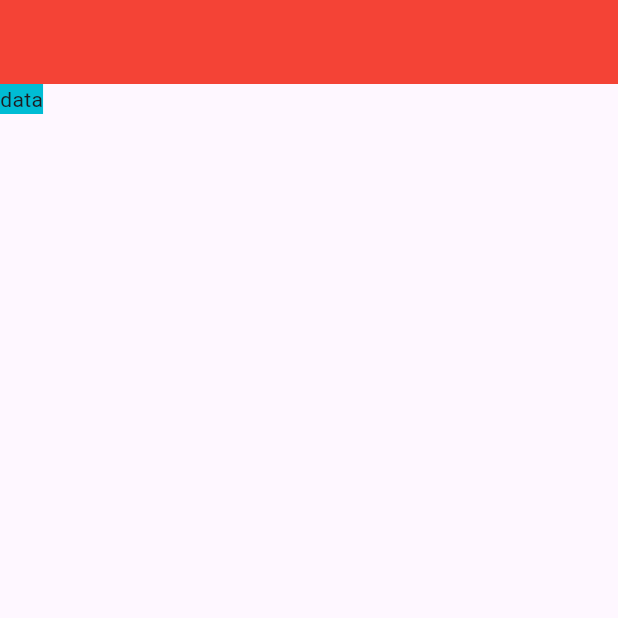
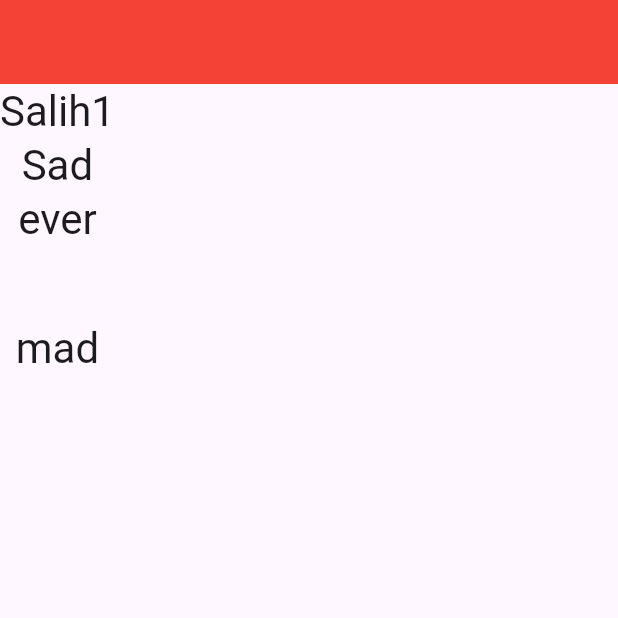
Before and after one commit to muhammetsalihaslan/firstflutterproject, a Flutter app: the screen it shows after launch, on a phone screen of 412 x 824 dp, the top half of it. Run offline on Flutter 3.47's test engine with Material 3 defaults, Android fonts, the phone set to English and light mode, and no system bars.

Commit message:
statelesswidget

```diff
--- /dev/null
+++ b/flutter_application_1/lib/101/stateless_learn.dart
@@ -0,0 +1,37 @@
+import 'package:flutter/material.dart';
+
+class StatelessLearn extends StatelessWidget {
+  const StatelessLearn({super.key});
+  @override
+  Widget build(BuildContext context) {
+    return Scaffold(
+        appBar: AppBar(),
+        body: Column(
+          children: [
+            const TitleTextWidget(title: "Salih1"),
+            const TitleTextWidget(title: "Sad"),
+            const TitleTextWidget(title: "ever"),
+            _emptyBox(),
+            const TitleTextWidget(title: "mad"),
+          ],
+        ));
+  }
+
+  SizedBox _emptyBox() {
+    return const SizedBox(
+      height: 50,
+    );
+  }
+}
+
+class TitleTextWidget extends StatelessWidget {
+  const TitleTextWidget({super.key, required this.title});
+  final String title;
+  @override
+  Widget build(BuildContext context) {
+    return Text(title, style: Theme.of(context).textTheme.headlineMedium);
+  }
+}
+
+
+//Flutter da style ekleyeceksen Theme kullanmaya çalış
--- a/flutter_application_1/lib/main.dart
+++ b/flutter_application_1/lib/main.dart
@@ -1,5 +1,6 @@
 import 'package:flutter/material.dart';
-import 'package:flutter_application_1/101/color_learn.dart';
+
+import 'package:flutter_application_1/101/stateless_learn.dart';
 
 void main() {
   runApp(const MyApp());
@@ -16,7 +17,7 @@ class MyApp extends StatelessWidget {
       theme: ThemeData.light().copyWith(
           appBarTheme: const AppBarTheme(
               centerTitle: true, backgroundColor: Colors.red, elevation: 0)),
-      home: const ColorLearn(),
+      home: const StatelessLearn(),
     );
   }
 }
```
